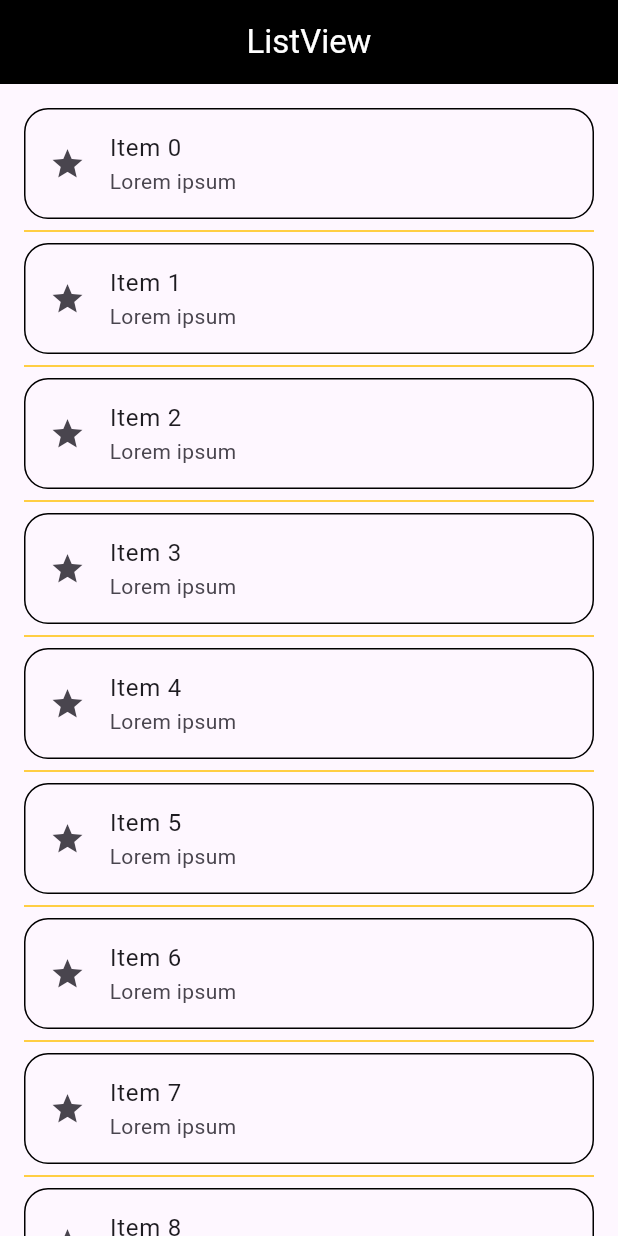
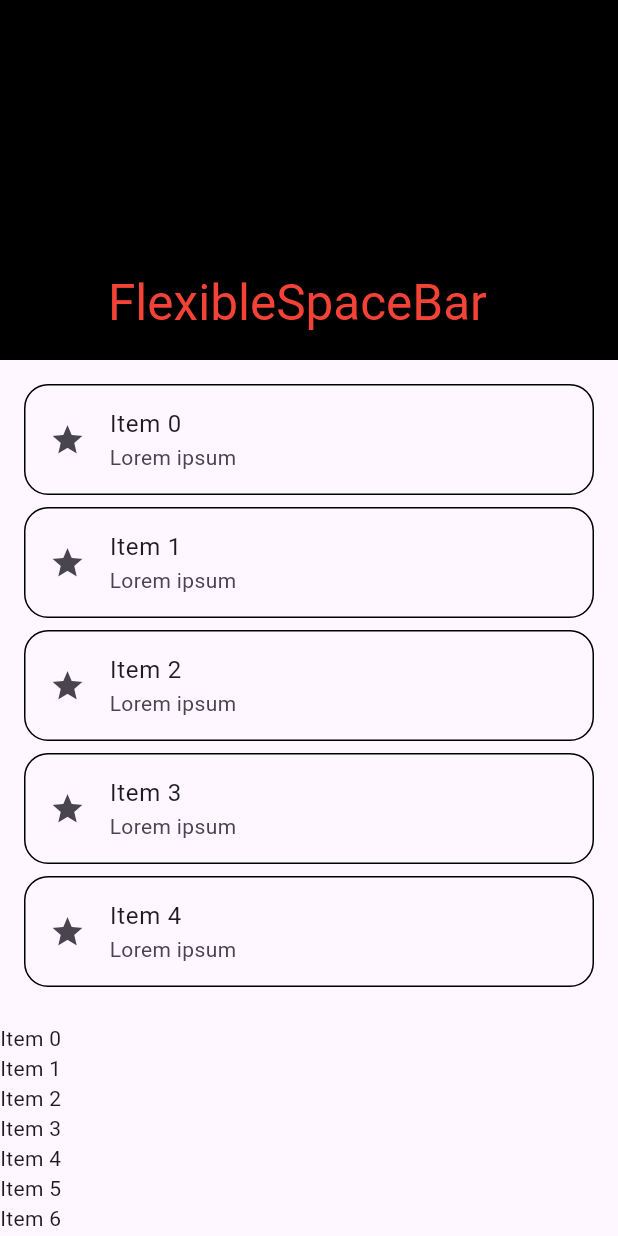
Before and after one commit to Kabir-Giuralarocca/ITSFlutter2024, a Flutter app: the screen it shows after launch, on a phone screen of 412 x 824 dp. Run offline on Flutter 3.47's test engine with Material 3 defaults, Android fonts, the phone set to English and light mode, and no system bars; our stand-ins replace google_fonts, material_symbols_icons; network calls fail.

Commit message:
custom scroll view

```diff
--- a/lib/main.dart
+++ b/lib/main.dart
@@ -1,4 +1,4 @@
-import 'package:corso_flutter_2024/ui/screens/list_view_screen.dart';
+import 'package:corso_flutter_2024/ui/screens/custom_scroll_view_screen.dart';
 import 'package:flutter/material.dart';
 
 void main() {
@@ -21,7 +21,7 @@ class MyApp extends StatelessWidget {
           centerTitle: true,
         ),
       ),
-      home: const ListViewScreen(),
+      home: const CustomScrollViewScreen(),
     );
   }
 }
--- /dev/null
+++ b/lib/ui/screens/custom_scroll_view_screen.dart
@@ -0,0 +1,69 @@
+import 'package:flutter/material.dart';
+
+class CustomScrollViewScreen extends StatelessWidget {
+  const CustomScrollViewScreen({super.key});
+
+  @override
+  Widget build(BuildContext context) {
+    return Scaffold(
+      body: CustomScrollView(slivers: [
+        SliverAppBar(
+          pinned: true,
+          expandedHeight: 240,
+          flexibleSpace: FlexibleSpaceBar(
+            title: Text(
+              'FlexibleSpaceBar',
+              style: TextStyle(color: Colors.red),
+            ),
+          ),
+        ),
+        SliverPadding(
+          padding: EdgeInsets.all(16),
+          sliver: SliverList.builder(
+            itemCount: 5,
+            itemBuilder: (context, index) {
+              return Padding(
+                padding: const EdgeInsets.only(bottom: 8),
+                child: ListTile(
+                  leading: Icon(Icons.star),
+                  title: Text('Item $index'),
+                  subtitle: Text('Lorem ipsum'),
+                  shape: RoundedRectangleBorder(
+                    side: BorderSide(color: Colors.black),
+                    borderRadius: BorderRadius.all(Radius.circular(16)),
+                  ),
+                ),
+              );
+            },
+          ),
+        ),
+        SliverList(
+          delegate: SliverChildBuilderDelegate(
+            (context, index) => Text('Item $index'),
+            childCount: 10,
+          ),
+        ),
+        SliverGrid(
+          delegate: SliverChildBuilderDelegate(
+            childCount: 9,
+            (context, index) {
+              return Container(
+                color: Colors.green,
+                child: Text('Grid Item $index'),
+              );
+            },
+          ),
+          gridDelegate: SliverGridDelegateWithFixedCrossAxisCount(
+            crossAxisCount: 3,
+            crossAxisSpacing: 8,
+            mainAxisSpacing: 8,
+          ),
+        ),
+        SliverToBoxAdapter(
+          child: Image.network(
+              'https://images.pexels.com/photos/346529/pexels-photo-346529.jpeg?auto=compress&cs=tinysrgb&w=1260&h=750&dpr=1'),
+        )
+      ]),
+    );
+  }
+}
```
